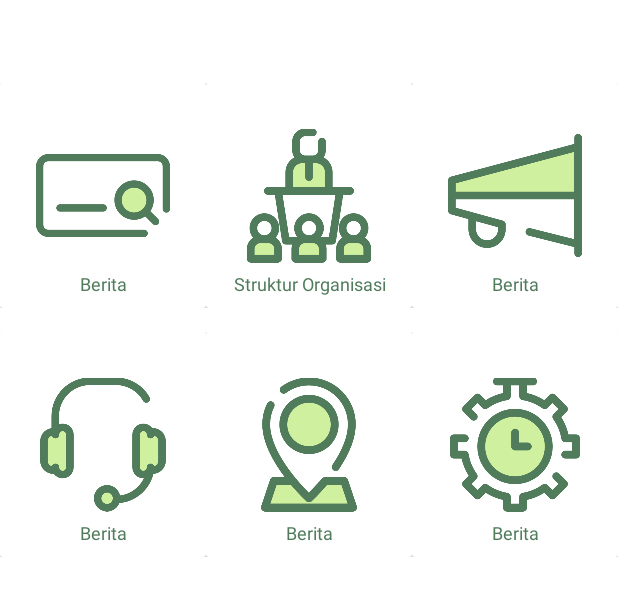
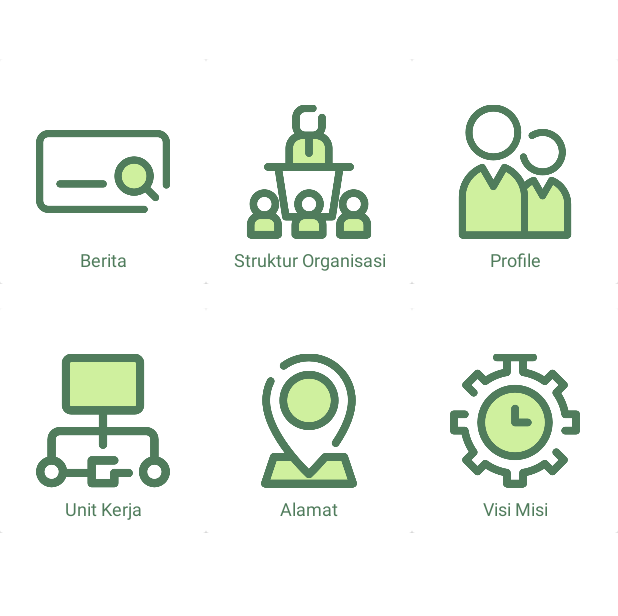
Before and after one commit to galaxyan12/Diskominfo_Kalbar, an Android app: the screen it shows after launch (MainActivity), on a phone screen of 412 x 824 dp, the part 316-932 px from its top. Run offline under Robolectric (Android 15) with nearby library versions, the light colour scheme and no system bars; libraries missing offline, so code that uses them is left out: com.github.chrisbanes.photoview.

Commit message:
second layout

```diff
--- a/app/build.gradle
+++ b/app/build.gradle
@@ -32,6 +32,8 @@ dependencies {
     implementation 'com.google.android.material:material:1.1.0'
     implementation 'androidx.navigation:navigation-fragment:2.3.0'
     implementation 'androidx.navigation:navigation-ui:2.3.0'
+    implementation 'com.github.chrisbanes:PhotoView:2.3.0'
+    implementation 'de.hdodenhof:circleimageview:3.1.0'
     testImplementation 'junit:junit:4.12'
     androidTestImplementation 'androidx.test.ext:junit:1.1.1'
     androidTestImplementation 'androidx.test.espresso:espresso-core:3.2.0'
--- a/app/src/main/AndroidManifest.xml
+++ b/app/src/main/AndroidManifest.xml
@@ -9,7 +9,9 @@
         android:roundIcon="@mipmap/ic_launcher_round"
         android:supportsRtl="true"
         android:theme="@style/AppTheme">
-        <activity android:name=".StrukturActivity"></activity>
+        <activity
+            android:name=".StrukturActivity"
+            android:theme="@style/Theme.AppCompat.Light.NoActionBar" />
         <activity
             android:name=".MainActivity"
             android:theme="@style/Theme.AppCompat.Light.NoActionBar">
--- a/app/src/main/java/com/kalbarprov/diskominfokalbar/MainActivity.java
+++ b/app/src/main/java/com/kalbarprov/diskominfokalbar/MainActivity.java
@@ -10,6 +10,9 @@ import android.view.WindowManager;
 import android.widget.Button;
 import android.widget.ImageView;
 
+import com.github.chrisbanes.photoview.PhotoView;
+import com.github.chrisbanes.photoview.PhotoViewAttacher;
+
 public class MainActivity extends AppCompatActivity {
 
     ImageView imgStruktur;
@@ -18,7 +21,6 @@ public class MainActivity extends AppCompatActivity {
     protected void onCreate(Bundle savedInstanceState) {
         super.onCreate(savedInstanceState);
         setContentView(R.layout.activity_main);
-
         imgStruktur = findViewById(R.id.struktur_organisasi);
         imgStruktur.setOnClickListener(new View.OnClickListener() {
             @Override
--- a/app/src/main/res/layout/activity_main.xml
+++ b/app/src/main/res/layout/activity_main.xml
@@ -1,6 +1,5 @@
 <?xml version="1.0" encoding="utf-8"?>
 <RelativeLayout xmlns:android="http://schemas.android.com/apk/res/android"
-    xmlns:app="http://schemas.android.com/apk/res-auto"
     xmlns:tools="http://schemas.android.com/tools"
     android:layout_width="match_parent"
     android:layout_height="match_parent"
@@ -17,7 +16,6 @@
         <LinearLayout
             android:layout_width="match_parent"
             android:layout_height="250dp"
-            android:layout_marginBottom="16dp"
             android:orientation="horizontal">
 
             <ImageView
@@ -114,12 +112,12 @@
                             android:layout_margin="24dp"
                             android:layout_width="match_parent"
                             android:layout_height="match_parent"
-                            android:src="@drawable/berita" />
+                            android:src="@drawable/profilecompany" />
 
                         <TextView
                             android:layout_width="match_parent"
                             android:layout_height="wrap_content"
-                            android:text="Berita"
+                            android:text="Profile"
                             android:textColor="@color/darkGreen"
                             android:textSize="12sp"
                             android:layout_alignParentBottom="true"
@@ -153,12 +151,12 @@
                             android:layout_margin="24dp"
                             android:layout_width="match_parent"
                             android:layout_height="match_parent"
-                            android:src="@drawable/customer"/>
+                            android:src="@drawable/uniker"/>
 
                         <TextView
                             android:layout_width="match_parent"
                             android:layout_height="wrap_content"
-                            android:text="Berita"
+                            android:text="Unit Kerja"
                             android:textColor="@color/darkGreen"
                             android:textSize="12sp"
                             android:layout_alignParentBottom="true"
@@ -186,7 +184,7 @@
                         <TextView
                             android:layout_width="match_parent"
                             android:layout_height="wrap_content"
-                            android:text="Berita"
+                            android:text="Alamat"
                             android:textColor="@color/darkGreen"
                             android:textSize="12sp"
                             android:layout_alignParentBottom="true"
@@ -214,7 +212,7 @@
                         <TextView
                             android:layout_width="match_parent"
                             android:layout_height="wrap_content"
-                            android:text="Berita"
+                            android:text="Visi Misi"
                             android:textColor="@color/darkGreen"
                             android:textSize="12sp"
                             android:layout_alignParentBottom="true"
--- a/build.gradle
+++ b/build.gradle
@@ -16,6 +16,7 @@ allprojects {
     repositories {
         google()
         jcenter()
+        maven { url "https://jitpack.io" }
     }
 }
 
```
Also changed, not shown: app/src/main/res/drawable/customer.png (deleted), app/src/main/res/drawable/profilecompany.png (added), app/src/main/res/drawable/uniker.png (added), 1 other file.
